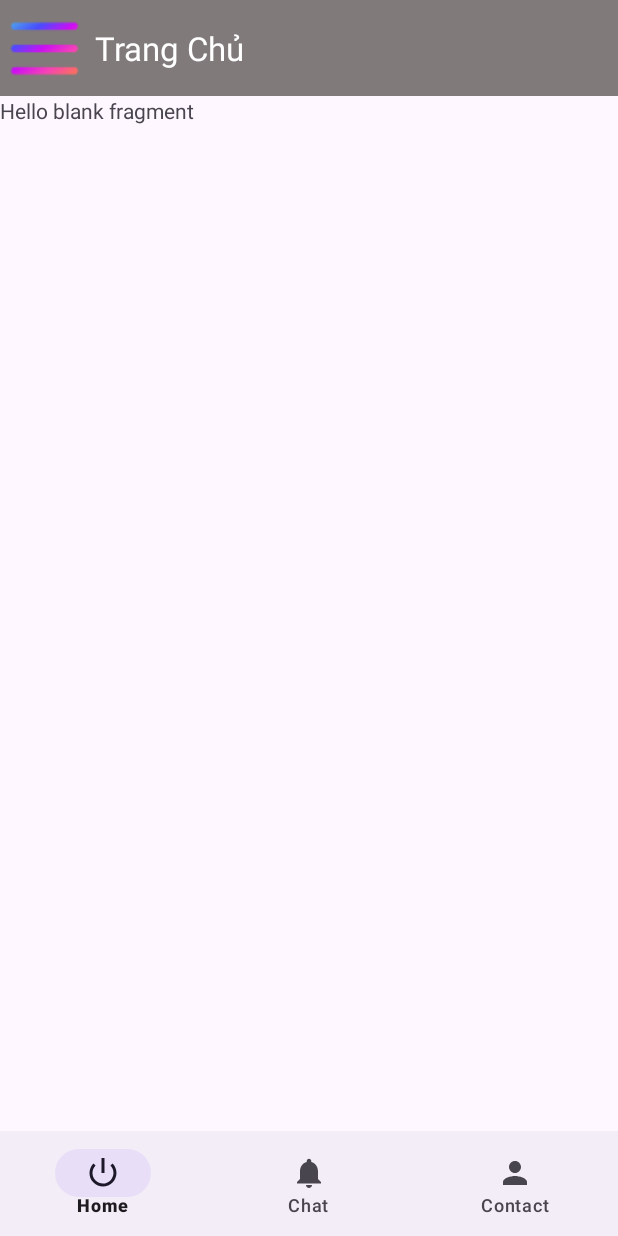
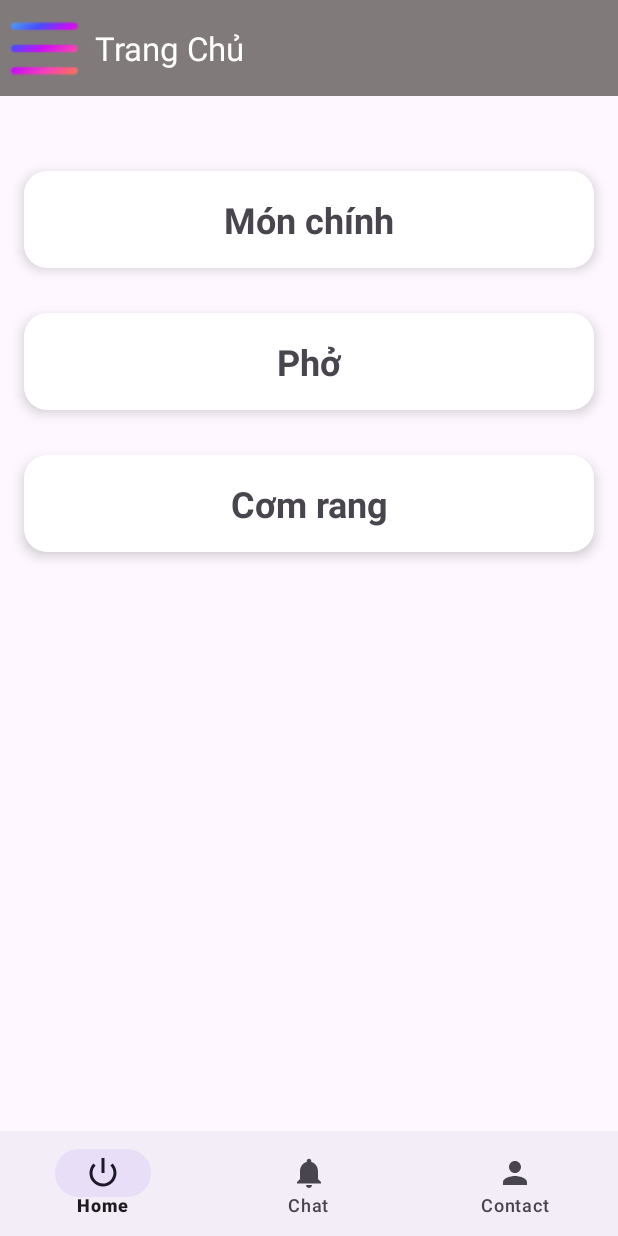
Before and after one commit to tritoan24/Khopro, an Android app: the HomeFragment screen opened directly, with no data from a screen before it, on a phone screen of 412 x 824 dp. Run offline under Robolectric (Android 15) with nearby library versions, the phone set to English and light mode, and no system bars.

Commit message:
Manh Hieu update code

```diff
--- a/app/src/main/AndroidManifest.xml
+++ b/app/src/main/AndroidManifest.xml
@@ -12,6 +12,9 @@
         android:supportsRtl="true"
         android:theme="@style/Theme.Khopro"
         tools:targetApi="31">
+        <activity
+            android:name=".DanhMucOrder"
+            android:exported="false" />
         <activity
             android:name=".LoginActivity"
             android:exported="false" />
--- a/app/src/main/java/com/ph32395/khopro/Fragment/HomeFragment.java
+++ b/app/src/main/java/com/ph32395/khopro/Fragment/HomeFragment.java
@@ -1,5 +1,6 @@
 package com.ph32395.khopro.Fragment;
 
+import android.content.Intent;
 import android.os.Bundle;
 
 import androidx.fragment.app.Fragment;
@@ -7,60 +8,42 @@ import androidx.fragment.app.Fragment;
 import android.view.LayoutInflater;
 import android.view.View;
 import android.view.ViewGroup;
+import android.widget.TextView;
 
 import com.ph32395.khopro.R;
 
-/**
- * A simple {@link Fragment} subclass.
- * Use the {@link HomeFragment#newInstance} factory method to
- * create an instance of this fragment.
- */
 public class HomeFragment extends Fragment {
 
-    // TODO: Rename parameter arguments, choose names that match
-    // the fragment initialization parameters, e.g. ARG_ITEM_NUMBER
-    private static final String ARG_PARAM1 = "param1";
-    private static final String ARG_PARAM2 = "param2";
-
-    // TODO: Rename and change types of parameters
-    private String mParam1;
-    private String mParam2;
-
-    public HomeFragment() {
-        // Required empty public constructor
-    }
-
-    /**
-     * Use this factory method to create a new instance of
-     * this fragment using the provided parameters.
-     *
-     * @param param1 Parameter 1.
-     * @param param2 Parameter 2.
-     * @return A new instance of fragment HomeFragment.
-     */
-    // TODO: Rename and change types and number of parameters
-    public static HomeFragment newInstance(String param1, String param2) {
-        HomeFragment fragment = new HomeFragment();
-        Bundle args = new Bundle();
-        args.putString(ARG_PARAM1, param1);
-        args.putString(ARG_PARAM2, param2);
-        fragment.setArguments(args);
-        return fragment;
-    }
-
-    @Override
-    public void onCreate(Bundle savedInstanceState) {
-        super.onCreate(savedInstanceState);
-        if (getArguments() != null) {
-            mParam1 = getArguments().getString(ARG_PARAM1);
-            mParam2 = getArguments().getString(ARG_PARAM2);
-        }
-    }
-
+    TextView tv_orderMonChinh, tv_orderPho, tv_orderComRang;
     @Override
     public View onCreateView(LayoutInflater inflater, ViewGroup container,
                              Bundle savedInstanceState) {
         // Inflate the layout for this fragment
-        return inflater.inflate(R.layout.fragment_home, container, false);
+        View v = inflater.inflate(R.layout.fragment_home, container, false);
+        tv_orderMonChinh = v.findViewById(R.id.tv_orderMonChinh);
+        tv_orderPho = v.findViewById(R.id.tv_orderPho);
+        tv_orderComRang = v.findViewById(R.id.tv_orderComRang);
+
+        tv_orderMonChinh.setOnClickListener(new View.OnClickListener() {
+            @Override
+            public void onClick(View view) {
+
+            }
+        });
+
+        tv_orderPho.setOnClickListener(new View.OnClickListener() {
+            @Override
+            public void onClick(View view) {
+
+            }
+        });
+
+        tv_orderComRang.setOnClickListener(new View.OnClickListener() {
+            @Override
+            public void onClick(View view) {
+
+            }
+        });
+        return v;
     }
 }
--- /dev/null
+++ b/app/src/main/res/drawable/custom_textview_order.xml
@@ -0,0 +1,7 @@
+<?xml version="1.0" encoding="utf-8"?>
+<shape xmlns:android="http://schemas.android.com/apk/res/android">
+    <corners
+        android:radius="15dp"/>
+    <solid
+        android:color="@color/white"/>
+</shape>
--- a/app/src/main/res/layout/fragment_home.xml
+++ b/app/src/main/res/layout/fragment_home.xml
@@ -5,10 +5,50 @@
     android:layout_height="match_parent"
     tools:context=".Fragment.HomeFragment">
 
-    <!-- TODO: Update blank fragment layout -->
-    <TextView
+    <LinearLayout
         android:layout_width="match_parent"
         android:layout_height="match_parent"
-        android:text="@string/hello_blank_fragment" />
+        android:orientation="vertical">
+        <TextView
+            android:id="@+id/tv_orderMonChinh"
+            android:layout_width="match_parent"
+            android:layout_height="wrap_content"
+            android:text="Món chính"
+            android:textSize="24dp"
+            android:textStyle="bold"
+            android:gravity="center"
+            android:layout_marginTop="50dp"
+            android:paddingVertical="16dp"
+            android:layout_marginHorizontal="16dp"
+            android:elevation="5dp"
+            android:background="@drawable/custom_textview_order"/>
+        <TextView
+            android:id="@+id/tv_orderPho"
+            android:layout_width="match_parent"
+            android:layout_height="wrap_content"
+            android:text="Phở"
+            android:textSize="24dp"
+            android:textStyle="bold"
+            android:gravity="center"
+            android:layout_marginTop="30dp"
+            android:paddingVertical="16dp"
+            android:layout_marginHorizontal="16dp"
+            android:elevation="5dp"
+            android:background="@drawable/custom_textview_order"/>
+        <TextView
+            android:id="@+id/tv_orderComRang"
+            android:layout_width="match_parent"
+            android:layout_height="wrap_content"
+            android:text="Cơm rang"
+            android:textSize="24dp"
+            android:textStyle="bold"
+            android:gravity="center"
+            android:layout_marginTop="30dp"
+            android:paddingVertical="16dp"
+            android:layout_marginHorizontal="16dp"
+            android:elevation="5dp"
+            android:background="@drawable/custom_textview_order"/>
+
+    </LinearLayout>
 
 </FrameLayout>
```
Also changed, not shown: app/src/main/java/com/ph32395/khopro/DAO/ChiTietHoaDonDAO.java (added, +92 -0 lines), app/src/main/java/com/ph32395/khopro/Database/DataSql.java (+7 -3 lines), app/src/main/java/com/ph32395/khopro/Database/DbHelper.java (+9 -0 lines), app/src/main/java/com/ph32395/khopro/Model/ChiTietHoaDon.java (added, +62 -0 lines), app/src/main/res/menu/bottom_menu.xml (line endings or trailing spaces).
